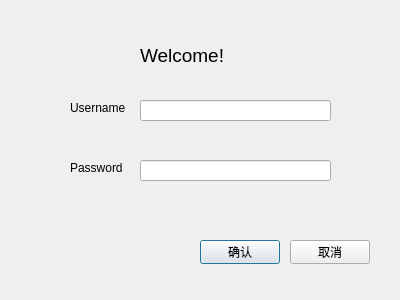
Qt form login.ui (TrueVegetable/qtHomework) before a commit.
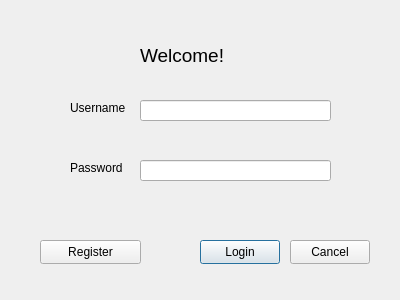
The same form after that commit.

```diff
--- a/login.ui
+++ b/login.ui
@@ -90,7 +90,7 @@
     </rect>
    </property>
    <property name="text">
-    <string>确认</string>
+    <string>Login</string>
    </property>
   </widget>
   <widget class="QPushButton" name="exitButton">
@@ -103,9 +103,30 @@
     </rect>
    </property>
    <property name="text">
-    <string>取消</string>
+    <string>Cancel</string>
    </property>
   </widget>
+  <widget class="QPushButton" name="regisButton">
+   <property name="geometry">
+    <rect>
+     <x>40</x>
+     <y>240</y>
+     <width>101</width>
+     <height>24</height>
+    </rect>
+   </property>
+   <property name="text">
+    <string>Register</string>
+   </property>
+  </widget>
+  <zorder>exitButton</zorder>
+  <zorder>usrLineEdit</zorder>
+  <zorder>label</zorder>
+  <zorder>label_2</zorder>
+  <zorder>pwdLineEdit</zorder>
+  <zorder>label_3</zorder>
+  <zorder>loginButton</zorder>
+  <zorder>regisButton</zorder>
  </widget>
  <resources/>
  <connections>
```
